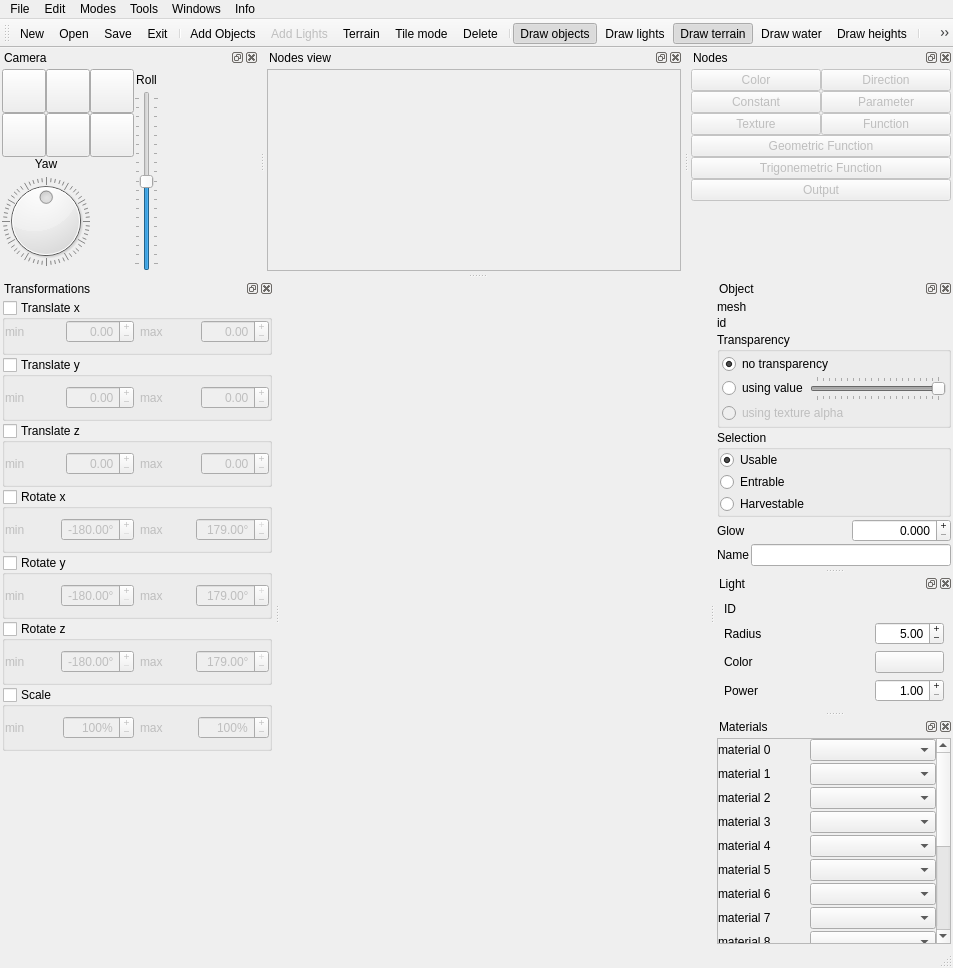
Old version of the form new_map_editor/mapeditor.ui in the repository xaphier/Eternal-Lands.
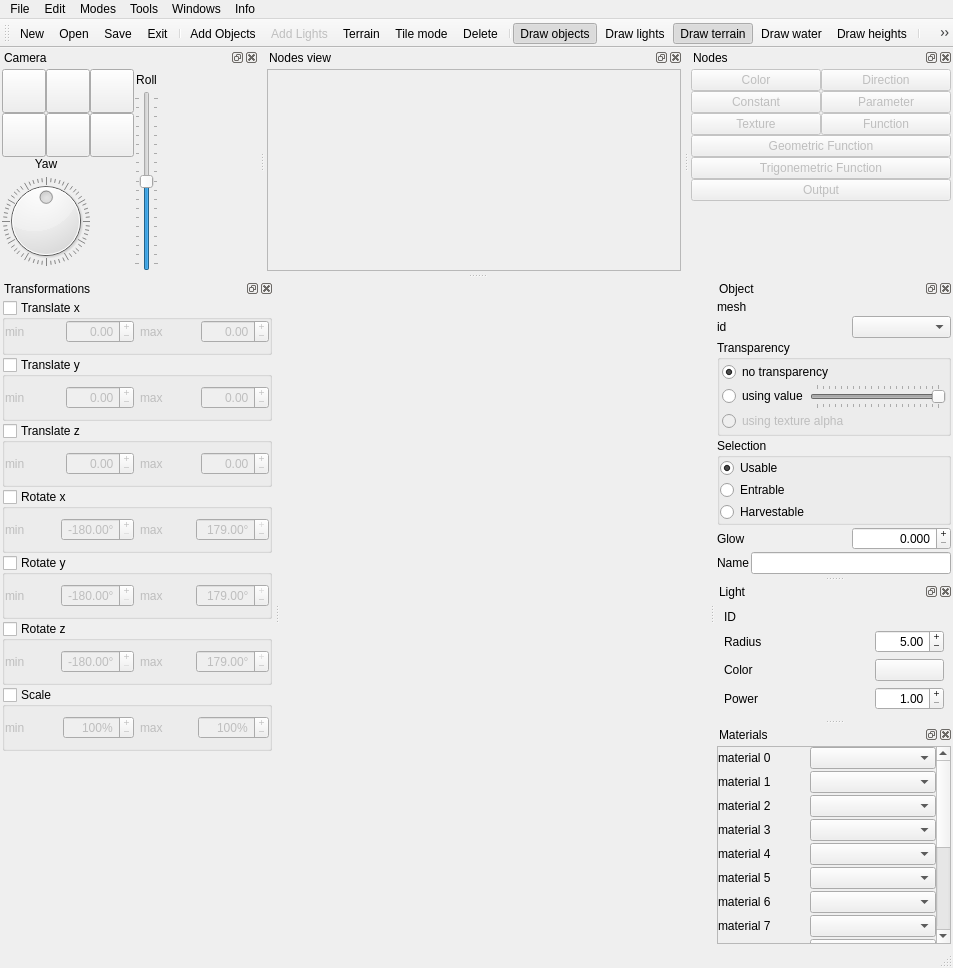
New version of the form. Icons and pictures are not drawn. Custom widgets are drawn as their Qt base class.

Commit message: * Fixes for OpenMP  * Basic map editor object id editing.

Patch:
```diff
--- a/new_map_editor/mapeditor.ui
+++ b/new_map_editor/mapeditor.ui
@@ -671,34 +671,6 @@
        </property>
       </widget>
      </item>
-     <item row="1" column="1" colspan="2">
-      <widget class="QLabel" name="object_id">
-       <property name="minimumSize">
-        <size>
-         <width>200</width>
-         <height>0</height>
-        </size>
-       </property>
-       <property name="sizeIncrement">
-        <size>
-         <width>2</width>
-         <height>0</height>
-        </size>
-       </property>
-       <property name="baseSize">
-        <size>
-         <width>2</width>
-         <height>0</height>
-        </size>
-       </property>
-       <property name="text">
-        <string/>
-       </property>
-       <property name="alignment">
-        <set>Qt::AlignRight|Qt::AlignTrailing|Qt::AlignVCenter</set>
-       </property>
-      </widget>
-     </item>
      <item row="2" column="0" colspan="3">
       <widget class="QGroupBox" name="groupBox_13">
        <property name="title">
@@ -858,6 +830,9 @@
        </property>
       </widget>
      </item>
+     <item row="1" column="2">
+      <widget class="QComboBox" name="object_id"/>
+     </item>
     </layout>
    </widget>
   </widget>
```
Left out of the diff: 44 changed lines with no effect on the pictures. The commit also changes 30 other files.
